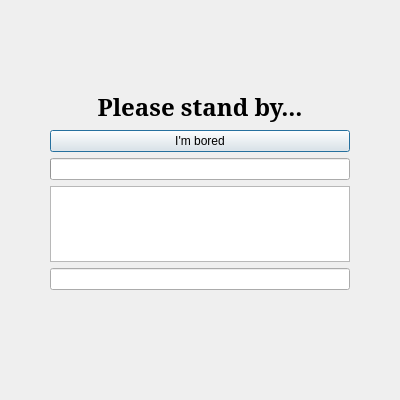
Old version of the form anna_graphica/busybox.ui in the repository matrixsmaster/ANNA.
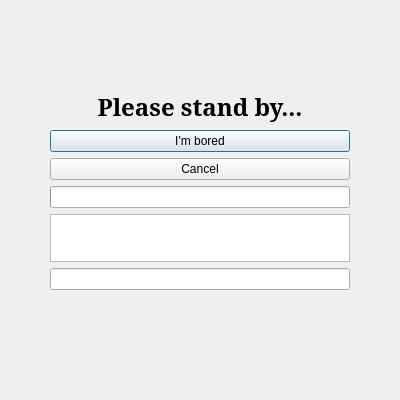
New version of the form. Icons and pictures are not drawn.

Commit message: GUI: added ability to cancel long processing or active RQP processes

```diff
--- a/anna_graphica/busybox.ui
+++ b/anna_graphica/busybox.ui
@@ -76,6 +76,13 @@
      </property>
     </widget>
    </item>
+   <item>
+    <widget class="QPushButton" name="cancelButton">
+     <property name="text">
+      <string>Cancel</string>
+     </property>
+    </widget>
+   </item>
    <item>
     <widget class="QProgressBar" name="progressBar">
      <property name="palette">
```
The commit also changes 7 other files.
